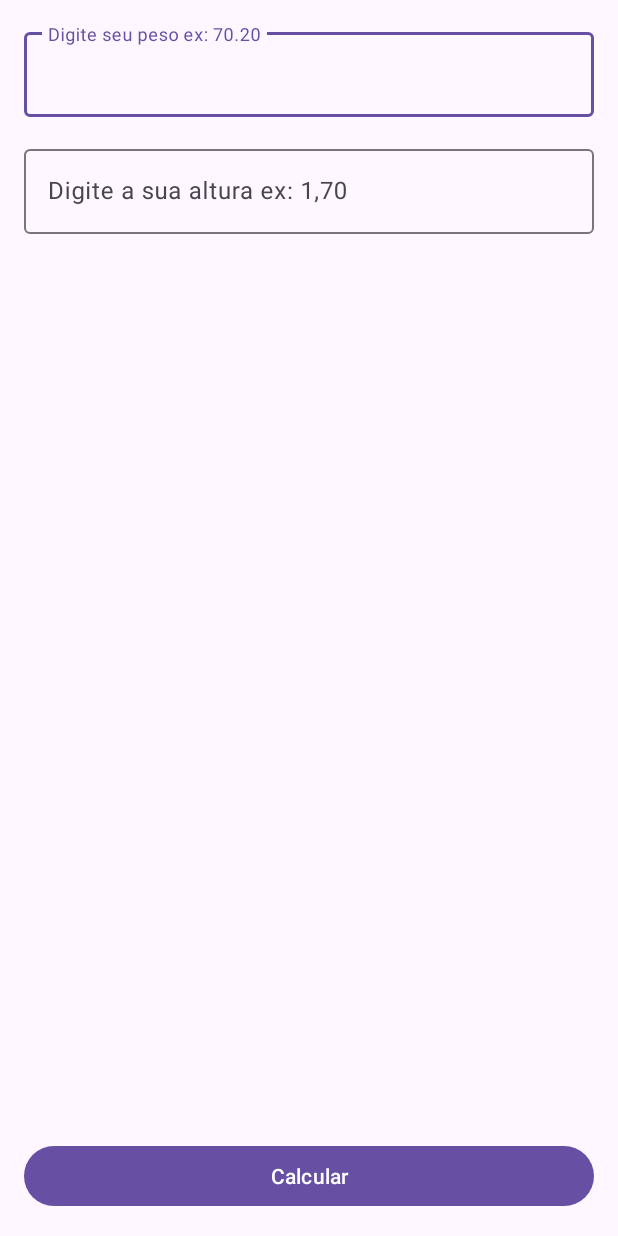
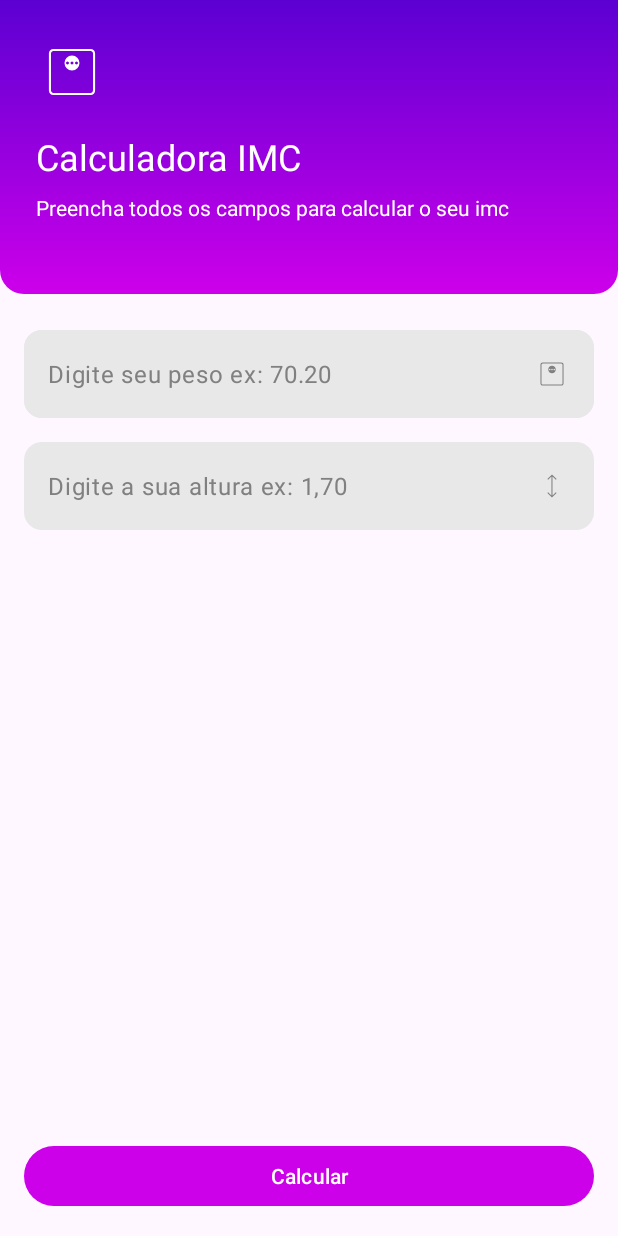
Before and after one commit to DanZx819/Calculadora-IMC, an Android app: the screen it shows after launch (MainActivity), on a phone screen of 412 x 824 dp. Run offline under Robolectric (Android 15) with nearby library versions, the phone set to English and light mode, and no system bars.

Commit message:
Finalizando o Projeto

```diff
--- a/app/src/main/java/com/comunidadedevspace/imc/ResultActivity.kt
+++ b/app/src/main/java/com/comunidadedevspace/imc/ResultActivity.kt
@@ -1,5 +1,6 @@
 package com.comunidadedevspace.imc
 
+import android.graphics.Color
 import android.os.Bundle
 import android.widget.TextView
 import androidx.activity.enableEdgeToEdge
@@ -29,14 +30,19 @@ class ResultActivity : AppCompatActivity() {
 
         if (result < 18.5f) {
             classificacao = "ABAIXO DO PESO"
+            tvClassificaçao.setTextColor(Color.RED)
         } else if (result > 18.5f && result <= 24.9f) {
             classificacao = "PESO NORMAL"
+            tvClassificaçao.setTextColor(Color.GREEN)
         } else if (result > 24.9f && result <= 29.9f) {
             classificacao = "SOBRE PESO"
+            tvClassificaçao.setTextColor(Color.YELLOW)
         } else if (result > 30f && result <= 39.9f) {
             classificacao = "OBESIDADE"
+            tvClassificaçao.setTextColor(Color.RED)
         } else {
             classificacao = "OBESIDADE GRAVE"
+            tvClassificaçao.setTextColor(Color.RED)
         }
 
         tvClassificaçao.text = classificacao
--- /dev/null
+++ b/app/src/main/res/drawable/gradient_bg.xml
@@ -0,0 +1,13 @@
+<?xml version="1.0" encoding="utf-8"?>
+<shape xmlns:android="http://schemas.android.com/apk/res/android">
+    <corners android:topLeftRadius="0dp"
+        android:topRightRadius="0dp"
+        android:bottomLeftRadius="16dp"
+        android:bottomRightRadius="16dp" />
+
+    <gradient
+        android:startColor="@color/primary_400"
+        android:endColor="@color/primary_900"
+        android:angle="90"
+        />
+</shape>
--- /dev/null
+++ b/app/src/main/res/drawable/ic_height.xml
@@ -0,0 +1,9 @@
+<vector xmlns:android="http://schemas.android.com/apk/res/android"
+    android:width="24dp"
+    android:height="24dp"
+    android:viewportWidth="960"
+    android:viewportHeight="960">
+  <path
+      android:pathData="M479,788 L356,665l19,-19 90,88v-509l-89,89 -19,-19 123,-123 123,123 -20,20 -90,-89v508l90,-88 19,19 -123,123Z"
+      android:fillColor="#FF808080"/>
+</vector>
--- /dev/null
+++ b/app/src/main/res/drawable/ic_weight.xml
@@ -0,0 +1,9 @@
+<vector xmlns:android="http://schemas.android.com/apk/res/android"
+    android:width="24dp"
+    android:height="24dp"
+    android:viewportWidth="960"
+    android:viewportHeight="960">
+  <path
+      android:pathData="M480,460q42,0 71,-29t29,-71q0,-42 -29,-71t-71,-29q-42,0 -71,29t-29,71q0,42 29,71t71,29ZM420,380q-8,0 -14,-6t-6,-14q0,-8 6,-14t14,-6q8,0 14,6t6,14q0,8 -6,14t-14,6ZM480,380q-8,0 -14,-6t-6,-14q0,-8 6,-14t14,-6q8,0 14,6t6,14q0,8 -6,14t-14,6ZM540,380q-8,0 -14,-6t-6,-14q0,-8 6,-14t14,-6q8,0 14,6t6,14q0,8 -6,14t-14,6ZM232,788q-26,0 -43,-17t-17,-43v-496q0,-26 17,-43t43,-17h496q26,0 43,17t17,43v496q0,26 -17,43t-43,17L232,788ZM232,760h496q12,0 22,-10t10,-22v-496q0,-12 -10,-22t-22,-10L232,200q-12,0 -22,10t-10,22v496q0,12 10,22t22,10ZM200,200v560,-560Z"
+      android:fillColor="#FF808080"/>
+</vector>
--- /dev/null
+++ b/app/src/main/res/drawable/rounded_bg.xml
@@ -0,0 +1,5 @@
+<?xml version="1.0" encoding="utf-8"?>
+<shape xmlns:android="http://schemas.android.com/apk/res/android">
+    <solid android:color="#E8E8E8"/>
+    <corners android:radius="12dp"/>
+</shape>
--- a/app/src/main/res/layout/activity_main.xml
+++ b/app/src/main/res/layout/activity_main.xml
@@ -6,6 +6,46 @@
     android:layout_height="match_parent"
     tools:context=".MainActivity">
 
+    <LinearLayout
+        android:id="@+id/vg_header"
+        android:layout_width="match_parent"
+        android:orientation="vertical"
+        android:layout_marginBottom="24dp"
+        android:layout_height="wrap_content"
+        android:background="@drawable/gradient_bg"
+        app:layout_constraintEnd_toEndOf="parent"
+        app:layout_constraintStart_toStartOf="parent"
+        app:layout_constraintTop_toTopOf="parent">
+
+        <ImageView
+            android:src="@drawable/ic_weight"
+            android:layout_marginTop="24dp"
+            android:layout_marginStart="24dp"
+            android:layout_marginBottom="16dp"
+            android:layout_width="48dp"
+            android:layout_height="48dp"
+            app:tint="@color/white"/>
+
+        <TextView
+            android:layout_width="wrap_content"
+            android:layout_height="wrap_content"
+            android:layout_marginStart="24dp"
+            android:text="Calculadora IMC"
+            android:textColor="@color/white"
+            android:textSize="24dp"
+            />
+        <TextView
+            android:layout_width="wrap_content"
+            android:layout_height="wrap_content"
+            android:layout_marginStart="24dp"
+            android:layout_marginTop="8dp"
+            android:layout_marginBottom="48dp"
+            android:text="Preencha todos os campos para calcular o seu imc"
+            android:textColor="@color/white"
+            />
+
+
+    </LinearLayout>
 
     <Button
         android:id="@+id/btn_calcular"
@@ -24,33 +64,48 @@
         android:id="@+id/textInputLayout"
         android:layout_width="match_parent"
         android:layout_height="wrap_content"
-        android:layout_margin="16dp"
-        android:layout_marginTop="16dp"
+        android:layout_marginStart="16dp"
+        android:layout_marginEnd="16dp"
+        android:layout_marginTop="24dp"
+        android:background="@drawable/rounded_bg"
+        app:hintEnabled="false"
         app:layout_constraintEnd_toEndOf="parent"
         app:layout_constraintStart_toStartOf="parent"
-        app:layout_constraintTop_toTopOf="parent">
+        app:layout_constraintTop_toBottomOf="@+id/vg_header">
+
 
         <com.google.android.material.textfield.TextInputEditText
             android:id="@+id/edt_peso"
             android:layout_width="match_parent"
             android:layout_height="wrap_content"
+            android:background="@drawable/rounded_bg"
+            android:drawableEnd="@drawable/ic_weight"
             android:hint="Digite seu peso ex: 70.20"
+            android:maxLength="6"
+            android:textColorHint="#FF808080"
+            android:textColor="@color/black"
             android:inputType="numberDecimal" />
     </com.google.android.material.textfield.TextInputLayout>
 
     <com.google.android.material.textfield.TextInputLayout
         android:layout_width="match_parent"
         android:layout_height="wrap_content"
+        app:hintEnabled="false"
         android:layout_margin="16dp"
         app:layout_constraintStart_toStartOf="parent"
         app:layout_constraintTop_toBottomOf="@+id/textInputLayout">
 
         <com.google.android.material.textfield.TextInputEditText
             android:id="@+id/edt_altura"
+            android:drawableEnd="@drawable/ic_height"
             android:layout_width="match_parent"
             android:layout_height="wrap_content"
+            android:background="@drawable/rounded_bg"
             android:inputType="numberDecimal"
-            android:hint="Digite a sua altura ex: 1,70" />
+            android:hint="Digite a sua altura ex: 1,70"
+            android:maxLength="6"
+            android:textColor="@color/black"
+            android:textColorHint="#FF808080"/>
     </com.google.android.material.textfield.TextInputLayout>
 
 </androidx.constraintlayout.widget.ConstraintLayout>
--- a/app/src/main/res/values-night/themes.xml
+++ b/app/src/main/res/values-night/themes.xml
@@ -2,6 +2,7 @@
     <!-- Base application theme. -->
     <style name="Base.Theme.Calculadoraimc" parent="Theme.Material3.DayNight.NoActionBar">
         <!-- Customize your dark theme here. -->
-        <!-- <item name="colorPrimary">@color/my_dark_primary</item> -->
+        <item name="colorPrimary">@color/primary_400</item>
+        <item name="android:statusBarColor">@color/primary_900</item>
     </style>
 </resources>
--- a/app/src/main/res/values/colors.xml
+++ b/app/src/main/res/values/colors.xml
@@ -2,4 +2,7 @@
 <resources>
     <color name="black">#FF000000</color>
     <color name="white">#FFFFFFFF</color>
+
+    <color name="primary_400">#cd00ea</color>
+    <color name="primary_900">#5c00d2</color>
 </resources>
--- a/app/src/main/res/values/themes.xml
+++ b/app/src/main/res/values/themes.xml
@@ -2,7 +2,8 @@
     <!-- Base application theme. -->
     <style name="Base.Theme.Calculadoraimc" parent="Theme.Material3.DayNight.NoActionBar">
         <!-- Customize your light theme here. -->
-        <!-- <item name="colorPrimary">@color/my_light_primary</item> -->
+        <item name="colorPrimary">@color/primary_400</item>
+        <item name="android:statusBarColor">@color/primary_900</item>
     </style>
 
     <style name="Theme.Calculadoraimc" parent="Base.Theme.Calculadoraimc" />
```
Also changed, not shown: app/src/main/java/com/comunidadedevspace/imc/MainActivity.kt (+10 -1 lines), app/src/main/res/layout/activity_result.xml (+55 -10 lines).
